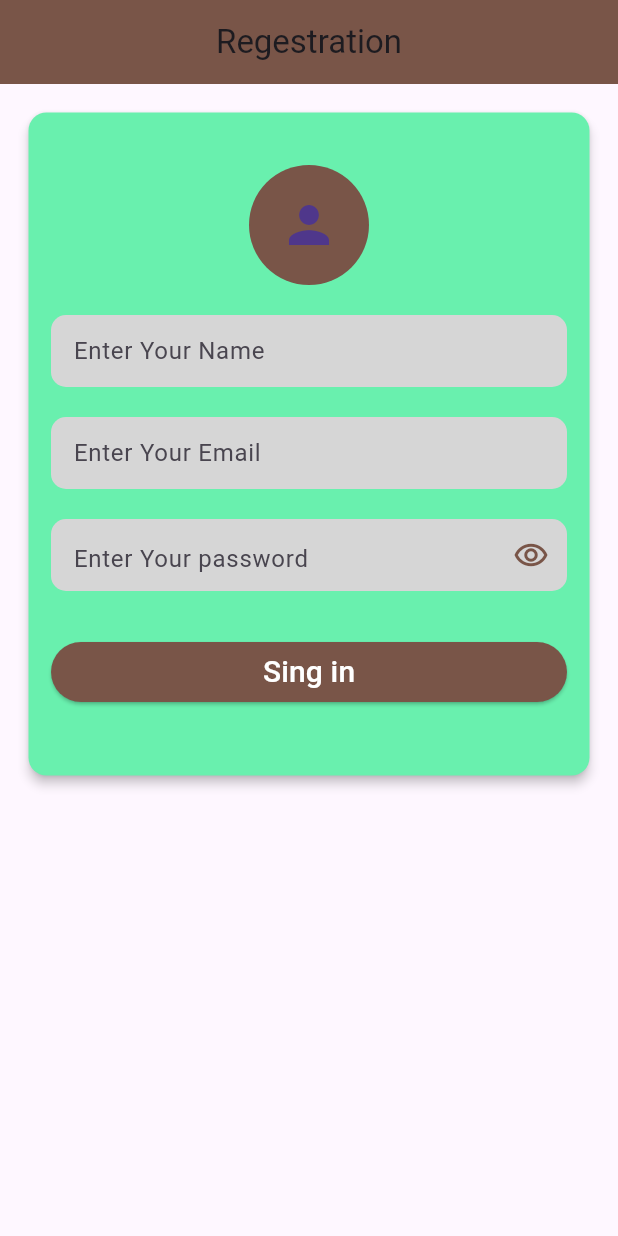
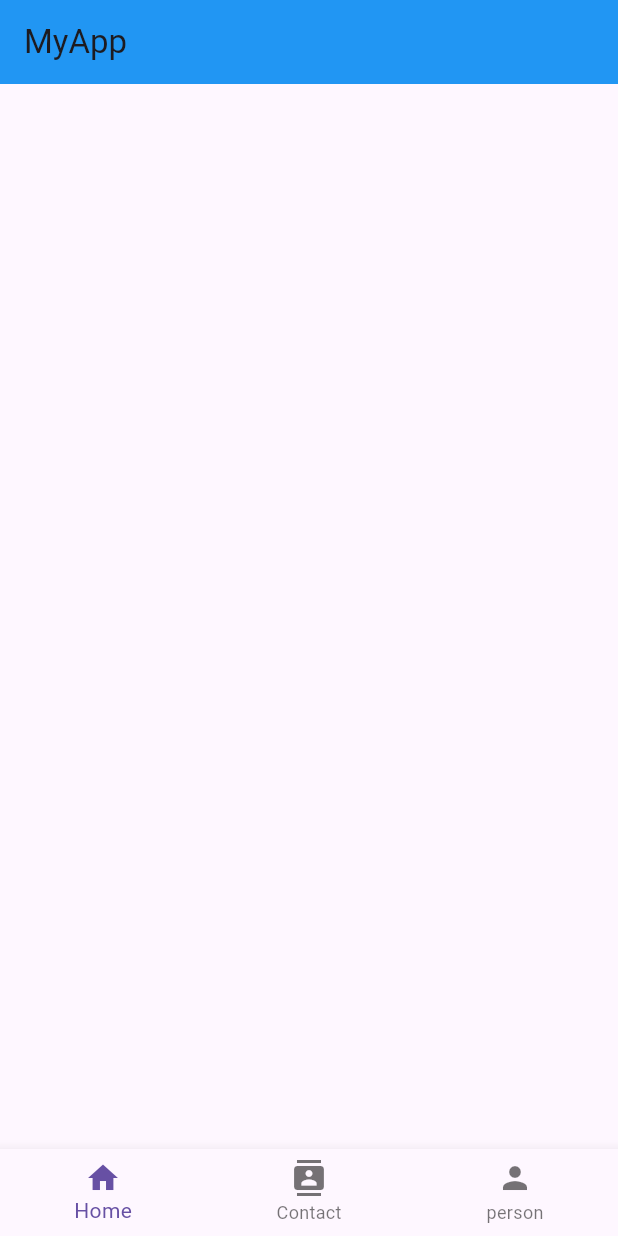
Before and after one commit to mhdipu7/Flutter_Dynamic_navbar, a Flutter app: the screen it shows after launch, on a phone screen of 412 x 824 dp. Run offline on Flutter 3.47's test engine with Material 3 defaults, Android fonts, the phone set to English and light mode, and no system bars.

Commit message:
initial commit

```diff
--- a/lib/main.dart
+++ b/lib/main.dart
@@ -2,186 +2,50 @@ import 'package:flutter/cupertino.dart';
 import 'package:flutter/material.dart';
 
 void main(){
-  runApp(const MyApp());
+  runApp(MyApp());
 }
-
-class MyApp extends StatefulWidget{
+class MyApp extends StatelessWidget{
   const MyApp({super.key});
 
   @override
-  State<MyApp> createState() => _MyAppState();
-}
-
-class _MyAppState extends State<MyApp> {
-  @override
   Widget build(BuildContext context) {
 
-    return MaterialApp(
-      debugShowCheckedModeBanner: false,
+    return MaterialApp(home: HomeActivity(),);
 
-      home: HomeActivity(),);
   }
+
 }
 
 class HomeActivity extends StatefulWidget{
-   HomeActivity({super.key});
+  HomeActivity({super.key});
 
   @override
   State<HomeActivity> createState() => _HomeActivityState();
 }
 
 class _HomeActivityState extends State<HomeActivity> {
-  final _key = GlobalKey<FormState>();
-
-  TextEditingController nameClt = TextEditingController();
-
-  TextEditingController emailClt = TextEditingController();
-
-  TextEditingController  passwordClt = TextEditingController();
-
-  bool SecureText = true;
-
-  final browncolor= Colors.brown;
+  int myIndex =0;
 
   @override
   Widget build(BuildContext context) {
+    return  Scaffold(
+      appBar:AppBar(backgroundColor: Colors.blue,
+        title: Text("MyApp"),
+      ) ,
+      bottomNavigationBar: BottomNavigationBar(
+        onTap: (index){
+          setState(() {
+            myIndex = index;
+          });
+        },
 
-    return Scaffold(
-     appBar:  AppBar(
-       title: Text("Regestration"),
-       backgroundColor: browncolor,
-       elevation: 0,
-       centerTitle: true,
-     ),
-
-      body: SingleChildScrollView(
-        child: Container(
-          margin:EdgeInsets.all(15),
-          width: MediaQuery.of(context).size.width,
-          child: Form(
-            key: _key,
-            child: Card(
-              color: Colors.greenAccent,
-
-              elevation: 3,
-              child: Padding(
-                padding: const EdgeInsets.all(15.0),
-                child: Column(
-                  mainAxisAlignment: MainAxisAlignment.center,
-                  crossAxisAlignment: CrossAxisAlignment.center,
-                  children: [
-                    SizedBox(height: 20,),
-                    CircleAvatar(
-                      radius: 40,
-                      backgroundColor: browncolor,
-                      child: Icon(Icons.person,size: 40,),
-                    ),
-                    SizedBox(height: 20,),
-                    Container(
-                        decoration: BoxDecoration(
-                            color: Colors.grey[350],
-                          borderRadius: BorderRadius.circular(10)
-                        ),
-
-                        child: TextFormField(
-                          controller: nameClt,
-
-                          decoration: InputDecoration(
-                            border: InputBorder.none,
-                            hintText: "Enter Your Name",
-                            contentPadding: EdgeInsets.only(left: 15)
-
-                          ),
-                          validator: (value){
-                            if (value!.isEmpty){
-                              return "Empty Field";
-                            }
-                          },
-                        ),
-                    ),
-
-                    SizedBox(height: 20,),
-                    Container(
-                      decoration: BoxDecoration(
-                          color: Colors.grey[350],
-                          borderRadius: BorderRadius.circular(10)
-                      ),
-
-                      child: TextFormField(
-                        controller: emailClt,
-
-                        decoration: InputDecoration(
-                            border: InputBorder.none,
-                            hintText: "Enter Your Email",
-                            contentPadding: EdgeInsets.only(left: 15)
-
-                        ),
-                        validator: (value){
-                          if (value!.isEmpty){
-                            return "Empty Field";
-                          }
-                        },
-                      ),
-                    ),
-                    SizedBox(height: 20,),
-                    Container(
-                      decoration: BoxDecoration(
-                          color: Colors.grey[350],
-                          borderRadius: BorderRadius.circular(10)
-                      ),
-
-                      child: TextFormField(
-                        controller: passwordClt,
-                        obscureText: SecureText,
-
-                        decoration: InputDecoration(
-                          suffixIcon: InkWell(
-                              onTap: (){
-                                   setState(() {
-                                     SecureText =!SecureText;
-                                   });
-                              },
-                              child: Icon(SecureText?Icons.remove_red_eye_outlined:   Icons.remove_red_eye,color:browncolor,)),
-                            border: InputBorder.none,
-                            hintText: "Enter Your password",
-                            contentPadding: EdgeInsets.only(left: 15, top: 15)
-
-
-                        ),
-                        validator: (value){
-                          if (value!.isEmpty){
-                            return "Empty Field";
-                          }
-                        },
-                      ),
-                    ),
-
-                    SizedBox(height: 30,),
-                    Container(
-                      width: MediaQuery.of(context).size.width,
-                      child: ElevatedButton(onPressed: (){
-                        if(_key.currentState!.validate()){
-                          _key.currentState!.save();
-                          print(nameClt);
-                          print(emailClt);
-                          print(passwordClt);
-                        }
-                      },
-                        style: ElevatedButton.styleFrom(backgroundColor: browncolor),
-
-                         child: Text("Sing in",style: TextStyle(fontSize: 20, color: Colors.white),), ),
-                    ),
-                    SizedBox(height: 30,),
-
-                  ],
-                ),
-              ),
-            ),
-          ),
-        ),
+        currentIndex:myIndex ,
+        items: [
+          BottomNavigationBarItem(icon: Icon(Icons.home),label: "Home"),
+          BottomNavigationBarItem(icon: Icon(Icons.contacts),label: "Contact"),
+          BottomNavigationBarItem(icon: Icon(Icons.person),label: "person"),
+        ],
       ),
-
-
     );
   }
 }
```
